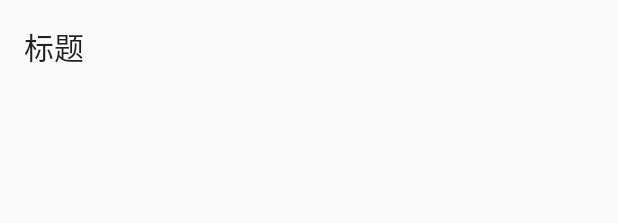
After one commit to ImWaitingForU/Wutu, an Android app: the layout activity_society_integral_detail.xml on its own in the app's theme, with its tools: preview values and no code run, on a phone screen of 412 x 824 dp. The commit adds this screen. Shown: the top 223 px of the screen. Run offline under Robolectric (Android 15) with nearby library versions, the phone set to English and light mode, and no system bars.

Commit message:
完成社团任务模块，修改空布局，任务详情界面

```diff
--- a/app/src/main/AndroidManifest.xml
+++ b/app/src/main/AndroidManifest.xml
@@ -82,6 +82,8 @@
         <activity android:name=".weapon.ShowWeaponActivity"/>
         <activity android:name=".weapon.WeaponDetailActivity">
         </activity>
+        <activity android:name=".society.SocietyIntegralDetailAct">
+        </activity>
     </application>
 
 </manifest>
--- a/app/src/main/java/com/soldiersoul/wutu/society/bean/SocietyIntegral.java
+++ b/app/src/main/java/com/soldiersoul/wutu/society/bean/SocietyIntegral.java
@@ -1,4 +1,6 @@
 package com.soldiersoul.wutu.society.bean;
+
+import cn.bmob.v3.BmobObject;
 
 /**
  * Created by wxj on 2017/4/10.
@@ -6,7 +8,7 @@ package com.soldiersoul.wutu.society.bean;
  * 社团任务界面
  */
 
-public class SocietyIntegral {
+public class SocietyIntegral extends BmobObject{
 
     private String integralName;
     private String integralContent;
--- /dev/null
+++ b/app/src/main/res/layout/activity_society_integral_detail.xml
@@ -0,0 +1,40 @@
+<?xml version="1.0" encoding="utf-8"?>
+<LinearLayout
+    xmlns:android="http://schemas.android.com/apk/res/android"
+    xmlns:app="http://schemas.android.com/apk/res-auto"
+    xmlns:tools="http://schemas.android.com/tools"
+    android:layout_width="match_parent"
+    android:padding="16dp"
+    android:orientation="vertical"
+    android:layout_height="match_parent"
+    tools:context="com.soldiersoul.wutu.society.SocietyIntegralDetailAct">
+
+    <TextView
+        android:id="@+id/tvIntegralName"
+        android:text="标题"
+        style="@style/Base.TextAppearance.AppCompat.Title"
+        android:layout_width="wrap_content"
+        android:layout_height="wrap_content"/>
+
+    <LinearLayout
+        android:layout_width="wrap_content"
+        android:layout_height="wrap_content">
+
+        <TextView
+            android:id="@+id/tvIntegralDeadLine"
+            android:layout_width="wrap_content"
+            android:layout_height="wrap_content"
+            android:paddingTop="12dp"/>
+        <TextView
+            android:paddingTop="12dp"
+            android:id="@+id/tvIntegralPrice"
+            android:layout_width="wrap_content"
+            android:layout_height="wrap_content"/>
+    </LinearLayout>
+
+    <TextView
+        android:paddingTop="12dp"
+        android:id="@+id/tvIntegralContent"
+        android:layout_width="wrap_content"
+        android:layout_height="wrap_content"/>
+</LinearLayout>
```
Also changed, not shown: app/src/main/java/com/soldiersoul/wutu/society/SocietyIntegralDetailAct.java (added, +37 -0 lines), app/src/main/java/com/soldiersoul/wutu/society/frags/SocietyIntegralFragment.java (+22 -9 lines), app/src/main/res/layout/society_integral_item.xml (+10 -11 lines), app/src/main/res/layout/societyactivity_empty_layout.xml (added, +28 -0 lines), app/src/main/res/layout/societyintegral_empty_layout.xml (added, +28 -0 lines), app/build.gradle (line endings or trailing spaces).
